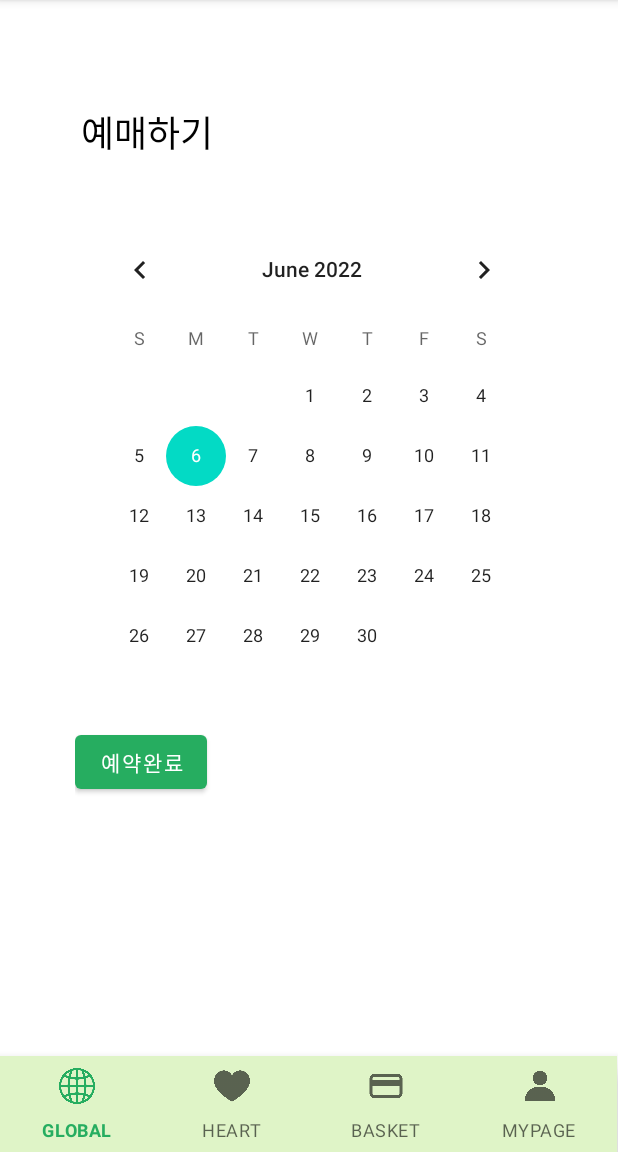
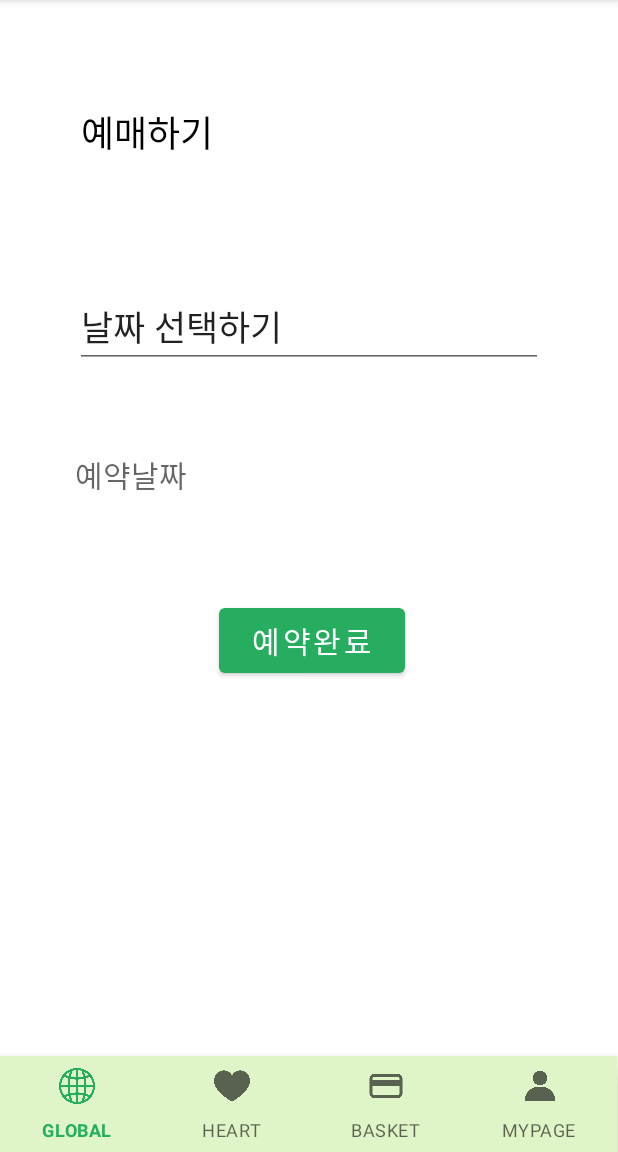
Before and after one commit to chaeyeon-yang/GemMiner_, an Android app: the fragment TicketingFragment placed in its activity, on a phone screen of 412 x 824 dp, the part 84-1236 px from its top. Run offline under Robolectric (Android 15) with nearby library versions, the phone set to English and light mode, and no system bars.

```diff
--- a/app/src/main/java/com/example/gemminer/MainActivity.kt
+++ b/app/src/main/java/com/example/gemminer/MainActivity.kt
@@ -4,7 +4,9 @@ import android.content.Intent
 import android.os.Bundle
 import android.widget.Toast
 import androidx.appcompat.app.AppCompatActivity
+import androidx.fragment.app.Fragment
 import com.example.gemminer.databinding.ActivityMainBinding
+import com.example.gemminer.databinding.FragmentTicketingBinding
 
 
 class MainActivity : AppCompatActivity() {
--- a/app/src/main/java/com/example/gemminer/MainMenuBasketFragment.kt
+++ b/app/src/main/java/com/example/gemminer/MainMenuBasketFragment.kt
@@ -27,6 +27,8 @@ class MainMenuBasketFragment : Fragment() {
         basketBinding.performanceTicketing.setOnClickListener {
             (activity as HomeActivity).btnFragment(TicketingFragment())
         }
+
+
         return view
     }
 
--- a/app/src/main/java/com/example/gemminer/TicketingFragment.kt
+++ b/app/src/main/java/com/example/gemminer/TicketingFragment.kt
@@ -1,5 +1,7 @@
 package com.example.gemminer
 
+import android.app.DatePickerDialog
+import android.content.Context
 import android.os.Bundle
 import android.view.LayoutInflater
 import android.view.View
@@ -13,14 +15,27 @@ import java.util.*
 
 class TicketingFragment : Fragment() {
     lateinit var ticketingfrgmentBinding: FragmentTicketingBinding
+    lateinit var mainActivity: HomeActivity
+    var date = ""
 
+    override fun onAttach(context: Context) {
+        super.onAttach(context)
+        mainActivity = context as HomeActivity
+    }
     override fun onCreate(savedInstanceState: Bundle?) {
         ticketingfrgmentBinding = FragmentTicketingBinding.inflate(layoutInflater)
         super.onCreate(savedInstanceState)
+        var strArray = Array<String>(3){""}
 
-        ticketingfrgmentBinding.bookingCalendar.setOnDateChangeListener(OnDateChangeListener { view, year, month, dayOfMonth ->
-            ticketingfrgmentBinding.bookingDate.text = dayOfMonth.toString()
-        })
+        ticketingfrgmentBinding.selectDate.setOnClickListener {
+            val cal = Calendar.getInstance()
+            val dateSetListener = DatePickerDialog.OnDateSetListener { view, year, month, dayOfMonth ->
+                date = "${year}년 ${month+1}월 +${dayOfMonth}일"
+                ticketingfrgmentBinding.res.text="예약날짜 : "+date
+            }
+            DatePickerDialog(mainActivity, dateSetListener, cal.get(Calendar.YEAR), cal.get(Calendar.MONTH), cal.get(Calendar.DAY_OF_MONTH)).show()
+        }
+
 
     }
     override fun onCreateView(
--- a/app/src/main/res/layout/fragment_ticketing.xml
+++ b/app/src/main/res/layout/fragment_ticketing.xml
@@ -7,7 +7,7 @@
     android:padding="50sp">
 
     <TextView
-        android:id="@+id/basketTitle"
+        android:id="@+id/basket_title"
         android:layout_width="wrap_content"
         android:layout_height="wrap_content"
         android:layout_marginStart="4dp"
@@ -19,33 +19,36 @@
         app:layout_constraintStart_toStartOf="parent"
         app:layout_constraintTop_toTopOf="parent"/>
 
-    <CalendarView
-        android:id="@+id/booking_calendar"
+    <EditText
+        android:id="@+id/select_date"
         android:layout_width="match_parent"
         android:layout_height="wrap_content"
-        android:layout_marginStart="4dp"
-        android:layout_marginTop="40dp"
+        android:layout_marginTop="84dp"
+        android:text="날짜 선택하기"
+        android:textSize="23sp"
         app:layout_constraintStart_toStartOf="parent"
-        app:layout_constraintTop_toBottomOf="@+id/basketTitle" />
+        app:layout_constraintTop_toBottomOf="@+id/basket_title" />
+
+    <TextView
+        android:id="@+id/res"
+        android:layout_width="match_parent"
+        android:layout_height="wrap_content"
+        android:layout_marginTop="56dp"
+        android:hint="예약날짜"
+        android:textSize="20sp"
+        app:layout_constraintStart_toStartOf="parent"
+        app:layout_constraintTop_toBottomOf="@id/select_date" />
 
     <Button
         android:id="@+id/booking_complete"
-        android:layout_width="wrap_content"
-        android:layout_height="wrap_content"
+        android:layout_width="124dp"
+        android:layout_height="55dp"
+        android:layout_marginStart="96dp"
+        android:layout_marginTop="68dp"
         android:text="예약완료"
-        app:layout_constraintTop_toBottomOf="@+id/booking_calendar"
+        android:textSize="20sp"
         app:layout_constraintStart_toStartOf="parent"
-        />
-
-    <TextView
-        android:id="@+id/booking_date"
-        android:layout_marginTop="20sp"
-        android:textSize="20sp"
-        android:textColor="@color/black"
-        android:layout_width="wrap_content"
-        android:layout_height="wrap_content"
-        app:layout_constraintTop_toBottomOf="@+id/booking_calendar"
-        app:layout_constraintLeft_toRightOf="@+id/booking_complete"/>
+        app:layout_constraintTop_toBottomOf="@id/res" />
 
 
 </androidx.constraintlayout.widget.ConstraintLayout>
--- a/app/src/main/res/values/strings.xml
+++ b/app/src/main/res/values/strings.xml
@@ -2,4 +2,5 @@
     <string name="app_name">GemMiner</string>
     <!-- TODO: Remove or change this placeholder text -->
     <string name="hello_blank_fragment">Hello blank fragment</string>
+    <string name="done">%s년 %s월 %s일</string>
 </resources>
```
Also changed, not shown: app/src/main/AndroidManifest.xml (+6 -10 lines), app/src/main/java/com/example/gemminer/ArtistDetailFragment.kt (+16 -2 lines).
